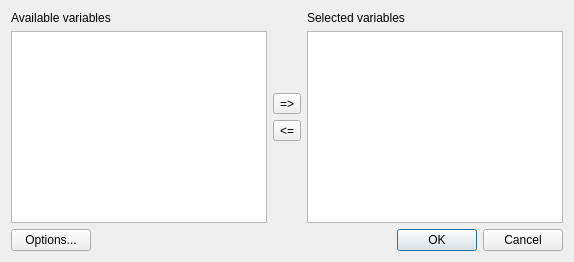
Old version of the form cogstat/ui/explore_var_pairs.ui in the repository cogstat/cogstat.
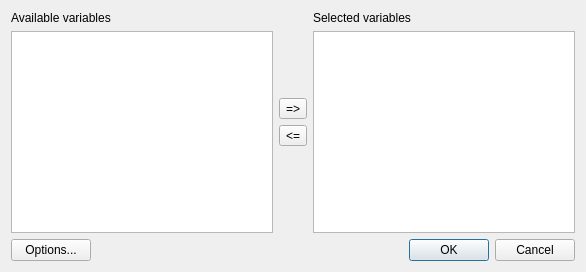
New version of the form.

Diff of the .ui file:
```diff
--- a/cogstat/ui/explore_var_pairs.ui
+++ b/cogstat/ui/explore_var_pairs.ui
@@ -2,6 +2,14 @@
 <ui version="4.0">
  <class>Dialog</class>
  <widget class="QDialog" name="Dialog">
+  <property name="geometry">
+   <rect>
+    <x>0</x>
+    <y>0</y>
+    <width>586</width>
+    <height>272</height>
+   </rect>
+  </property>
   <property name="windowTitle">
    <string>Explore relation of variable pairs</string>
   </property>
```
Left out of the diff: 13 changed lines with no effect on the pictures.
